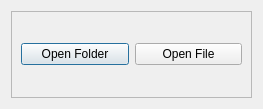
The window that Dialog/Select/TypeSelect.ui (hohuy852/rename) describes before a commit, drawn with Qt 5.
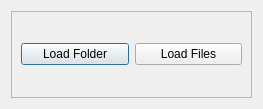
The same window after the commit.

What changed in the file:
```diff
--- a/Dialog/Select/TypeSelect.ui
+++ b/Dialog/Select/TypeSelect.ui
@@ -26,14 +26,14 @@
       <item>
        <widget class="QPushButton" name="open_folder">
         <property name="text">
-         <string>Open Folder</string>
+         <string>Load Folder</string>
         </property>
        </widget>
       </item>
       <item>
        <widget class="QPushButton" name="open_file">
         <property name="text">
-         <string>Open File</string>
+         <string>Load Files</string>
         </property>
        </widget>
       </item>
```
